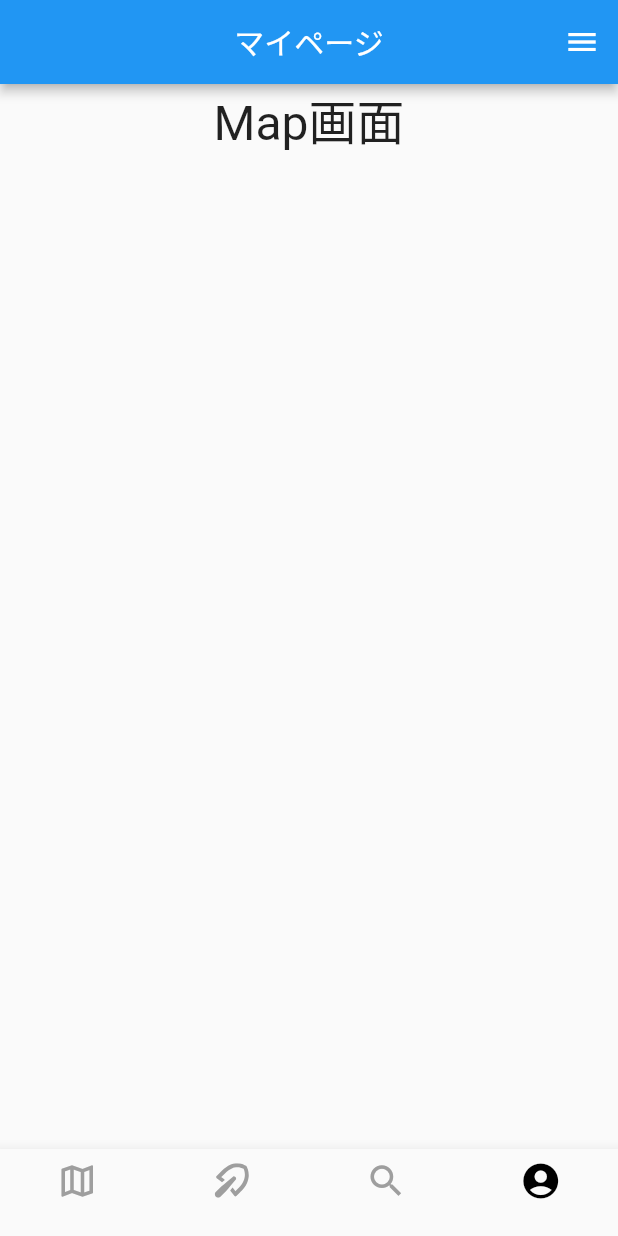
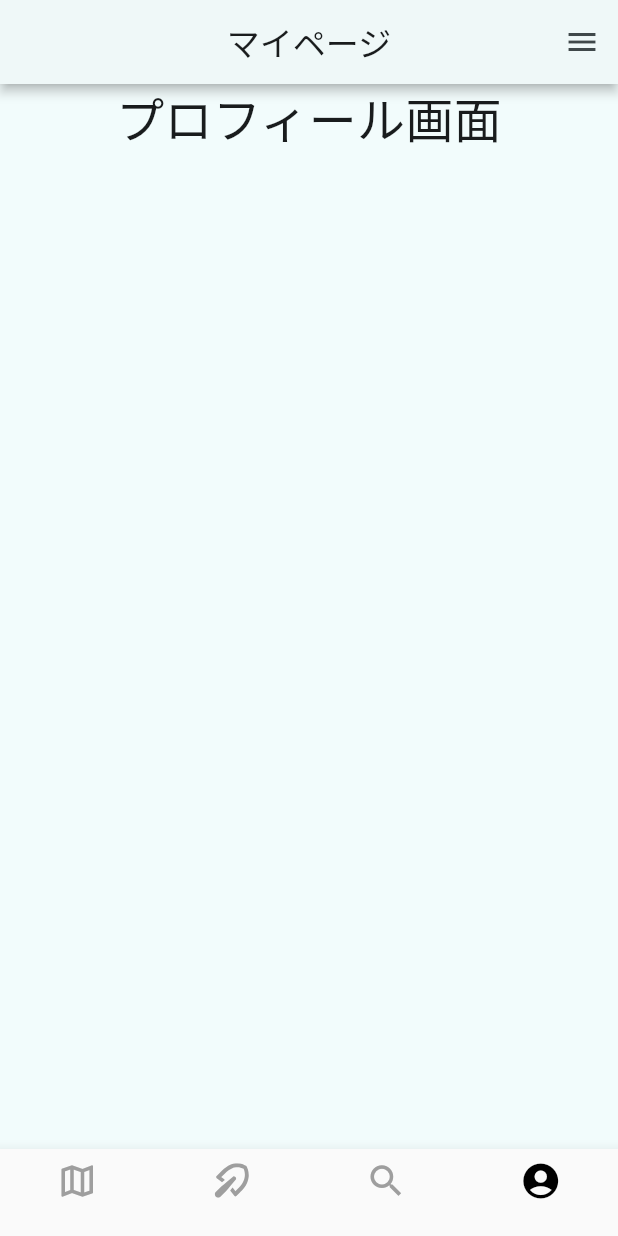
Before and after one commit to PBL-TriCaPic/Front-end, a Flutter app: the screen it shows after launch, item 4 of the bottom bar chosen, on a phone screen of 412 x 824 dp. Run offline on Flutter 3.47's test engine with Material 2 defaults, Android fonts, the phone set to English and light mode, and no system bars; our stand-ins replace flutter_map, flutter_riverpod, flutter_svg, geolocator, image_picker, latlong2 and 1 more; missing offline and left inert: dart:ffi.

Commit message:
Ver.1.0.0

```diff
--- a/lib/src/Map/Capsel/capsel_Check.dart
+++ b/lib/src/Map/Capsel/capsel_Check.dart
@@ -6,6 +6,7 @@ import 'package:flutter_application_develop/src/app.dart';
 import 'package:flutter_map/flutter_map.dart';
 import 'package:latlong2/latlong.dart';
 import 'package:geolocator/geolocator.dart';
+import '../../theme_setting/Color_Scheme.dart';
 
 class Sample2 extends StatelessWidget {
   Widget build(BuildContext context) {
@@ -13,7 +14,7 @@ class Sample2 extends StatelessWidget {
       resizeToAvoidBottomInset: false,
       appBar: AppBar(
         title: const Text('カプセル確認画面'),
-        backgroundColor: Color.fromARGB(255, 255, 255, 255),
+        //backgroundColor: Color.fromARGB(255, 255, 255, 255),
       ),
       body: Column(//縦並び
           children: <Widget>[
--- a/lib/src/Map/Capsel/capsel_Create.dart
+++ b/lib/src/Map/Capsel/capsel_Create.dart
@@ -9,6 +9,10 @@ import 'package:flutter/material.dart';
 //import 'package:flutter_map/flutter_map.dart';
 //import 'package:latlong2/latlong.dart';
 import 'package:geolocator/geolocator.dart';
+import '../../theme_setting/Color_Scheme.dart';
+
+final ThemeData lightTheme =
+    ThemeData(useMaterial3: true, colorScheme: lightColorScheme);
 
 class capsel_Create extends StatelessWidget {
   const capsel_Create({super.key});
@@ -17,10 +21,7 @@ class capsel_Create extends StatelessWidget {
   Widget build(BuildContext context) {
     return MaterialApp(
       title: 'Flutter Demo',
-      theme: ThemeData(
-        colorScheme: ColorScheme.fromSeed(seedColor: Colors.deepPurple),
-        useMaterial3: true,
-      ),
+      theme: lightTheme,
       home: const MyHomePage(title: 'Flutter Demo Home Page'),
     );
   }
--- a/lib/src/Map/Map.dart
+++ b/lib/src/Map/Map.dart
@@ -6,6 +6,10 @@ import 'dart:ffi';
 import 'package:flutter_map/flutter_map.dart';
 import 'package:latlong2/latlong.dart';
 import 'package:geolocator/geolocator.dart';
+import '../theme_setting/Color_Scheme.dart';
+
+final ThemeData lightTheme =
+    ThemeData(useMaterial3: true, colorScheme: lightColorScheme);
 
 class MapScreen extends StatelessWidget {
   const MapScreen({Key? key}) : super(key: key);
@@ -16,7 +20,7 @@ class MapScreen extends StatelessWidget {
 
     return MaterialApp(
       //theme: themeProvider.selectedTheme,
-      // theme: lightTheme,
+      theme: lightTheme,
       // darkTheme: darkTheme,
       title: 'Flutter Demo',
       home: const HomeScreen(title: 'Flutter Demo Home Page'),
@@ -85,7 +89,9 @@ class _HomeScreen extends State<HomeScreen> {
 
   @override
   Widget build(BuildContext context) {
+    ThemeData selectedTheme = lightTheme;
     return MaterialApp(
+      theme: selectedTheme,
       home: Scaffold(
         appBar: AppBar(
           centerTitle: true,
--- a/lib/src/Profile/Profile.dart
+++ b/lib/src/Profile/Profile.dart
@@ -2,6 +2,10 @@ import 'package:flutter/material.dart';
 import 'Setting_email_password.dart';
 import 'Setting_default.dart';
 import 'Setting_privacy.dart';
+import '../theme_setting/Color_Scheme.dart';
+
+final ThemeData lightTheme =
+    ThemeData(useMaterial3: true, colorScheme: lightColorScheme);
 
 class AccountScreen extends StatelessWidget {
   const AccountScreen({Key? key}) : super(key: key);
@@ -9,6 +13,7 @@ class AccountScreen extends StatelessWidget {
   @override
   Widget build(BuildContext context) {
     return MaterialApp(
+      theme: lightTheme,
       home: MyHomePage(),
     );
   }
@@ -29,7 +34,9 @@ class _MyHomePageState extends State<MyHomePage> {
 
   @override
   Widget build(BuildContext context) {
+    ThemeData selectedTheme = lightTheme;
     return MaterialApp(
+        theme: selectedTheme,
         home: Scaffold(
             appBar: AppBar(
               centerTitle: true,
@@ -88,7 +95,7 @@ class _MyHomePageState extends State<MyHomePage> {
             body: Column(
               children: [
                 const Center(
-                    child: Text('Map画面', style: TextStyle(fontSize: 32.0))),
+                    child: Text('プロフィール画面', style: TextStyle(fontSize: 32.0))),
               ],
             )));
   }
--- a/lib/src/Search/Search.dart
+++ b/lib/src/Search/Search.dart
@@ -1,5 +1,9 @@
 import 'package:flutter/material.dart';
 import 'package:flutter_riverpod/flutter_riverpod.dart';
+import '../theme_setting/Color_Scheme.dart';
+
+final ThemeData lightTheme =
+    ThemeData(useMaterial3: true, colorScheme: lightColorScheme);
 
 // テキスト入力フィールドのコントローラ
 TextEditingController _textController = TextEditingController();
@@ -41,6 +45,7 @@ class SearchScreen extends StatelessWidget {
   Widget build(BuildContext context) {
     return ProviderScope(
       child: MaterialApp(
+        theme: lightTheme,
         home: const _SearchScreen(),
       ),
     );
@@ -56,6 +61,8 @@ class _SearchScreen extends ConsumerWidget {
 
     return Scaffold(
         appBar: AppBar(
+          elevation: 3,
+          shadowColor: Colors.black,
           title: _searchTextField(ref, _textController),
         ),
         body: GestureDetector(
@@ -103,12 +110,16 @@ class _SearchScreen extends ConsumerWidget {
         ),
         border: OutlineInputBorder(
           borderRadius: BorderRadius.circular(50),
-          borderSide: BorderSide.none,
+          borderSide: const BorderSide(
+            //color: Colors.blue, // 枠線の色
+            width: 0.8, // 枠線の太さ
+            style: BorderStyle.solid, // 枠線のスタイル（実線）
+          ),
         ),
         hintStyle: TextStyle(fontSize: 18, color: Colors.grey.shade600),
         hintText: "検索",
       ),
-      style: TextStyle(
+      style: const TextStyle(
         color: Colors.black,
         fontSize: 20,
         fontWeight: FontWeight.bold,
```
Also changed, not shown: lib/src/Timeline/Timeline.dart (+21 -0 lines), lib/src/theme_setting/Color_Scheme.dart (added, +69 -0 lines).
